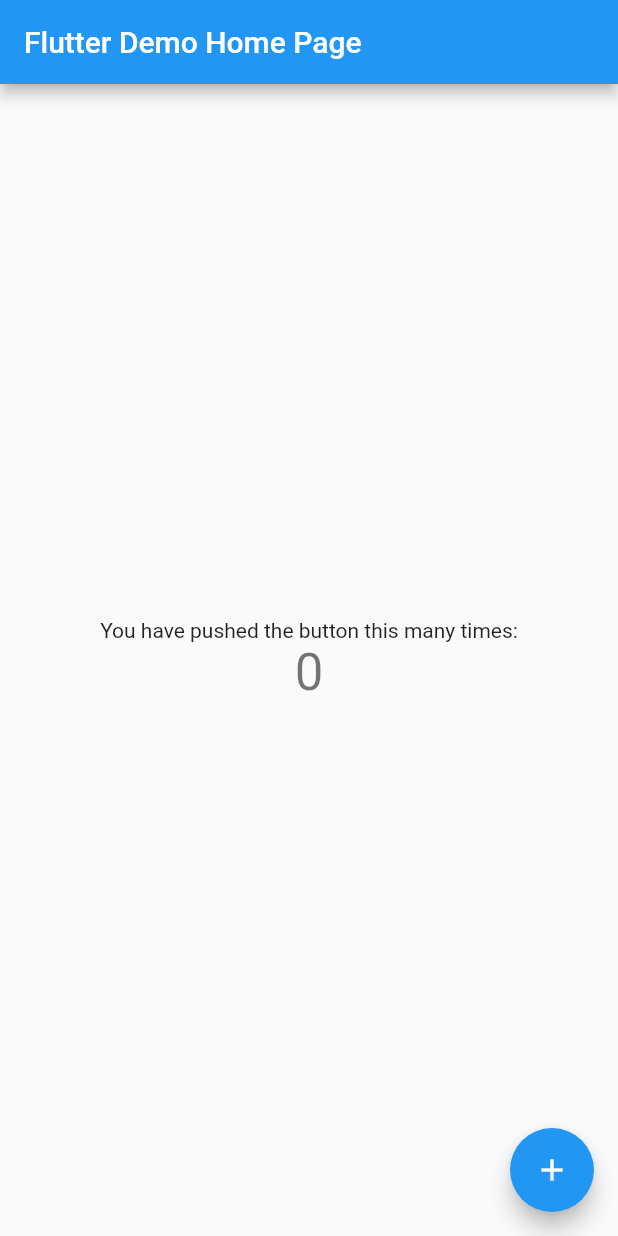
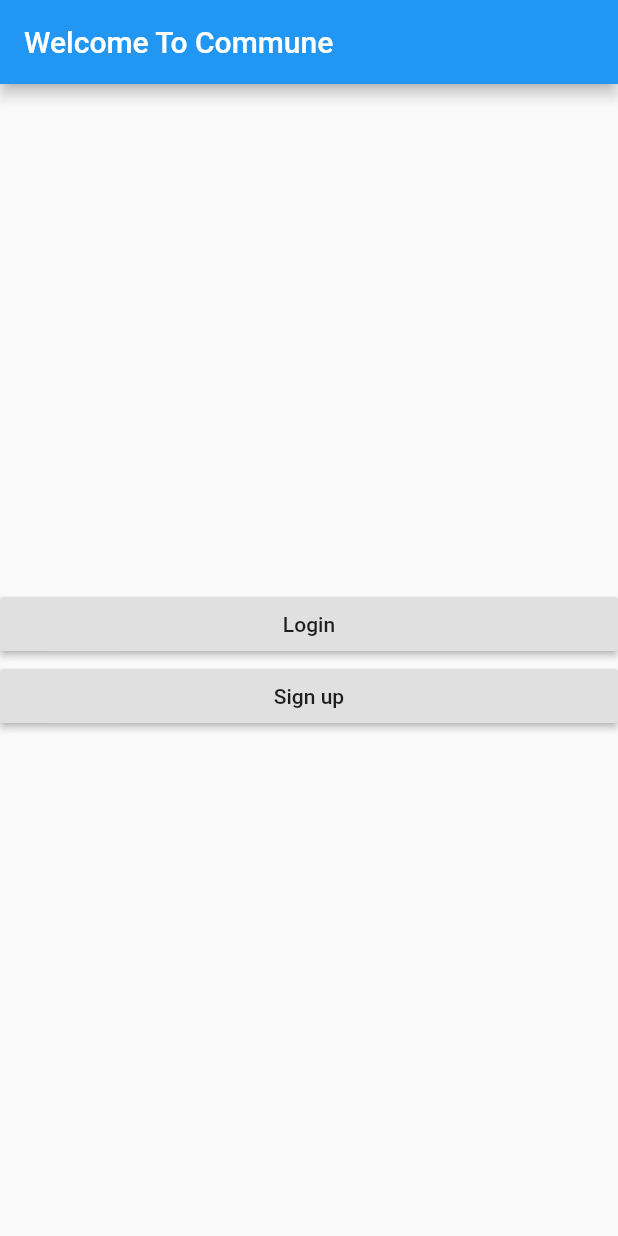
Before and after one commit to acm-projects/Commune, a Flutter app: the screen it shows after launch, on a phone screen of 412 x 824 dp. Run offline on Flutter 3.47's test engine with Material 2 defaults, Android fonts, the phone set to English and light mode, and no system bars; our stand-ins replace firebase_auth; accounts and stored records are empty.

Commit message:
Added login and sign up to the app, as well as reset password and email verification

```diff
--- a/commune_spring_2020/lib/Models/Users.dart
+++ /dev/null
@@ -1,7 +0,0 @@
-class User {
-
-  final String uid;
-
-  User({ this.uid });
-
-}
--- /dev/null
+++ b/commune_spring_2020/lib/Pages/loginWelcomePage.dart
@@ -0,0 +1,42 @@
+import 'package:commune_spring_2020/Pages/signIn.dart';
+import 'package:commune_spring_2020/Pages/signUp.dart';
+import 'package:flutter/material.dart';
+
+
+class loginWelcomePage extends StatefulWidget {
+  @override
+  _loginWelcomePageState createState() => _loginWelcomePageState();
+}
+
+class _loginWelcomePageState extends State<loginWelcomePage> {
+  @override
+  Widget build(BuildContext context) {
+    return Scaffold(
+      appBar: AppBar(
+        title:Text('Welcome To Commune'),
+      ),
+      body: Column(
+        mainAxisAlignment: MainAxisAlignment.center,
+        crossAxisAlignment: CrossAxisAlignment.stretch,
+        children: <Widget>[
+          RaisedButton(
+                onPressed: NavigateToLogin,
+                child: Text('Login'),
+              ),
+              RaisedButton(
+                onPressed: NavigateToSignUp,
+                child: Text('Sign up'),
+              )
+        ],),
+    );
+  }
+
+  void NavigateToLogin(){
+    Navigator.push(context, MaterialPageRoute(builder: (context)=> signInPage(), fullscreenDialog: true));
+  }
+
+  void NavigateToSignUp(){
+    Navigator.push(context, MaterialPageRoute(builder: (context)=> signUpPage(), fullscreenDialog: true));
+  }
+
+}
--- a/commune_spring_2020/lib/main.dart
+++ b/commune_spring_2020/lib/main.dart
@@ -1,117 +1,18 @@
 import 'package:flutter/material.dart';
-
-import 'services/auth.dart';
+import 'package:commune_spring_2020/Pages/loginWelcomePage.dart';
 
 void main() => runApp(MyApp());
+
 class MyApp extends StatelessWidget {
-
-
-  //signIn("bru@bruhmail.com", "Bruh11");
   // This widget is the root of your application.
   @override
   Widget build(BuildContext context) {
-
-     Future u = AuthServices().signIn("bruh45678@bruhmail.com", "Bruh11");
     return MaterialApp(
       title: 'Flutter Demo',
-      theme: ThemeData(
-        // This is the theme of your application.
-        //
-        // Try running your application with "flutter run". You'll see the
-        // application has a blue toolbar. Then, without quitting the app, try
-        // changing the primarySwatch below to Colors.green and then invoke
-        // "hot reload" (press "r" in the console where you ran "flutter run",
-        // or simply save your changes to "hot reload" in a Flutter IDE).
-        // Notice that the counter didn't reset back to zero; the application
-        // is not restarted.
+      theme: new ThemeData(
         primarySwatch: Colors.blue,
       ),
-      home: MyHomePage(title: 'Flutter Demo Home Page'),
+      home: loginWelcomePage(),
     );
   }
 }
-
-class MyHomePage extends StatefulWidget {
-  MyHomePage({Key key, this.title}) : super(key: key);
-
-  // This widget is the home page of your application. It is stateful, meaning
-  // that it has a State object (defined below) that contains fields that affect
-  // how it looks.
-
-  // This class is the configuration for the state. It holds the values (in this
-  // case the title) provided by the parent (in this case the App widget) and
-  // used by the build method of the State. Fields in a Widget subclass are
-  // always marked "final".
-
-  final String title;
-
-  @override
-  _MyHomePageState createState() => _MyHomePageState();
-}
-
-class _MyHomePageState extends State<MyHomePage> {
-  int _counter = 0;
-
-  void _incrementCounter() {
-    setState(() {
-      // This call to setState tells the Flutter framework that something has
-      // changed in this State, which causes it to rerun the build method below
-      // so that the display can reflect the updated values. If we changed
-      // _counter without calling setState(), then the build method would not be
-      // called again, and so nothing would appear to happen.
-      _counter++;
-    });
-  }
-
-  @override
-  Widget build(BuildContext context) {
-    // This method is rerun every time setState is called, for instance as done
-    // by the _incrementCounter method above.
-    //
-    // The Flutter framework has been optimized to make rerunning build methods
-    // fast, so that you can just rebuild anything that needs updating rather
-    // than having to individually change instances of widgets.
-    return Scaffold(
-      appBar: AppBar(
-        // Here we take the value from the MyHomePage object that was created by
-        // the App.build method, and use it to set our appbar title.
-        title: Text(widget.title),
-      ),
-      body: Center(
-        // Center is a layout widget. It takes a single child and positions it
-        // in the middle of the parent.
-        child: Column(
-          // Column is also a layout widget. It takes a list of children and
-          // arranges them vertically. By default, it sizes itself to fit its
-          // children horizontally, and tries to be as tall as its parent.
-          //
-          // Invoke "debug painting" (press "p" in the console, choose the
-          // "Toggle Debug Paint" action from the Flutter Inspector in Android
-          // Studio, or the "Toggle Debug Paint" command in Visual Studio Code)
-          // to see the wireframe for each widget.
-          //
-          // Column has various properties to control how it sizes itself and
-          // how it positions its children. Here we use mainAxisAlignment to
-          // center the children vertically; the main axis here is the vertical
-          // axis because Columns are vertical (the cross axis would be
-          // horizontal).
-          mainAxisAlignment: MainAxisAlignment.center,
-          children: <Widget>[
-            Text(
-              'You have pushed the button this many times:',
-            ),
-            Text(
-              '$_counter',
-              style: Theme.of(context).textTheme.display1,
-            ),
-          ],
-        ),
-      ),
-      floatingActionButton: FloatingActionButton(
-        onPressed: _incrementCounter,
-        tooltip: 'Increment',
-        child: Icon(Icons.add),
-      ), // This trailing comma makes auto-formatting nicer for build methods.
-    );
-  }
-}
```
Also changed, not shown: commune_spring_2020/lib/Pages/home.dart (added, +24 -0 lines), commune_spring_2020/lib/Pages/signIn.dart (added, +153 -0 lines), commune_spring_2020/lib/Pages/signUp.dart (added, +75 -0 lines), commune_spring_2020/lib/services/auth.dart (deleted, +0 -57 lines).
